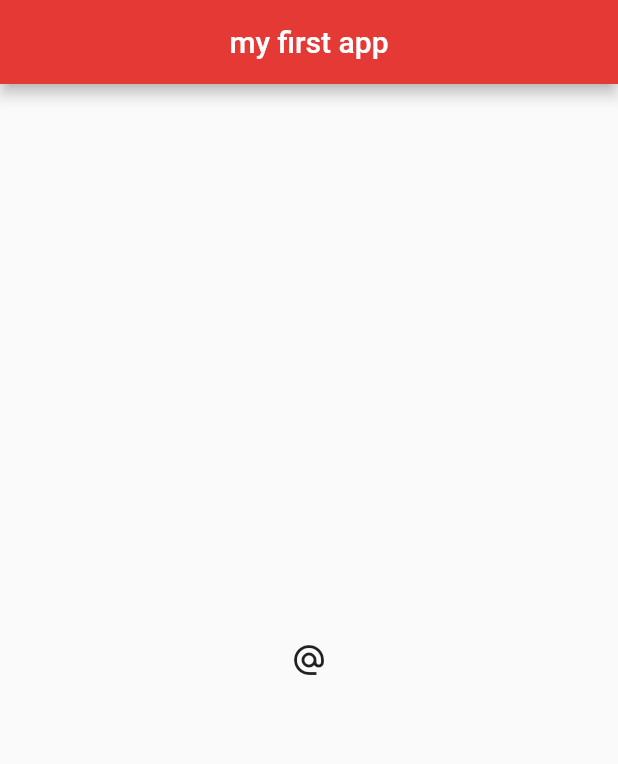
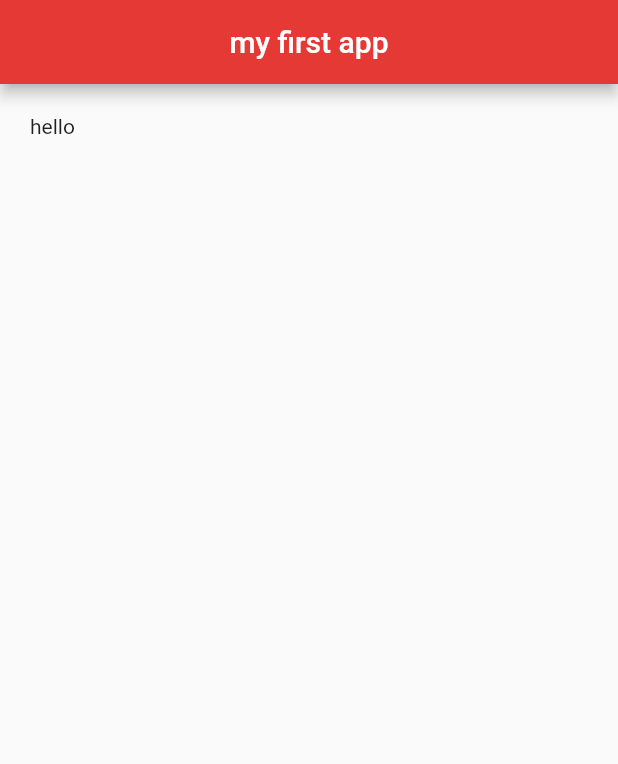
Before and after one commit to habibfr/Aplikasi-Flutter, a Flutter app: the screen it shows after launch, on a phone screen of 412 x 824 dp. Shown: the top 764 px of the screen. Run offline on Flutter 3.47's test engine with Material 2 defaults, Android fonts, the phone set to English and light mode, and no system bars.

Commit message:
container, padding & margin

```diff
--- a/first_app/lib/main.dart
+++ b/first_app/lib/main.dart
@@ -17,15 +17,18 @@ class Home extends StatelessWidget {
         centerTitle: true,
         backgroundColor: Colors.red[600],
       ),
-      body: Center(
-          child: IconButton(
-        onPressed: () {
-          print("click me");
-        },
-        icon: Icon(
-          Icons.alternate_email,
-        ),
-      )),
+      body: Padding(
+        padding: EdgeInsets.all(20.0),
+        child: Text("hello"),
+      ),
+      // Container(
+      //   color: Colors.grey,
+      //   // margin: EdgeInsets.all(10.0),
+      //   // padding: EdgeInsets.all(20.0),
+      //   // padding: EdgeInsets.fromLTRB(10.0, 20.0, 10.0, 20.0),
+      //   padding: EdgeInsets.symmetric(horizontal: 20.0, vertical: 10.0),
+      //   child: Text("hello"),
+      // ),
       floatingActionButton: FloatingActionButton(
         onPressed: () {},
         child: const Text("+"),
```
